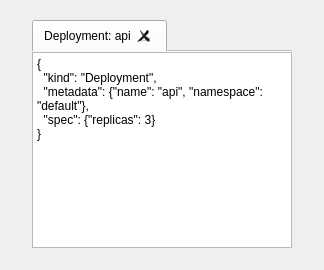
The window that src/kubescope/ui/viewer_page.ui (dcotecnologia/kubescope) describes before a commit, drawn with Qt 5.
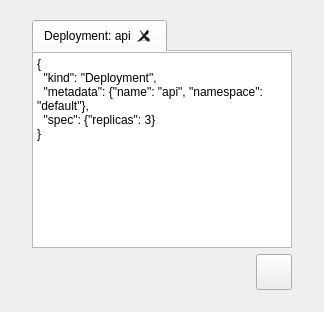
The same window after the commit.

Commit message:
feat(ui): save details and logs, themed icons, shortcuts and a slimmer header
- Save writes the open Details or Logs tab to a file the user picks, from an
  icon button under the tabs.
- The icons of the side menu, the table actions, the refresh buttons and the
  log tab are line icons in the colors of the theme.
- Ctrl+R and F5 press the refresh button of the page on screen.
- The page header loses the RO badge and takes less room, and the tab bar no
  longer draws a white base line.
- The window recolors open JSON and log tabs when the theme changes.

What changed in the file:
```diff
--- a/src/kubescope/ui/viewer_page.ui
+++ b/src/kubescope/ui/viewer_page.ui
@@ -61,6 +61,51 @@
      </widget>
     </widget>
    </item>
+   <item>
+    <layout class="QHBoxLayout" name="viewerFooter">
+     <item>
+      <spacer name="viewerFooterSpacer">
+       <property name="orientation">
+        <enum>Qt::Orientation::Horizontal</enum>
+       </property>
+       <property name="sizeHint" stdset="0">
+        <size>
+         <width>40</width>
+         <height>20</height>
+        </size>
+       </property>
+      </spacer>
+     </item>
+     <item>
+      <widget class="QPushButton" name="saveButton">
+       <property name="minimumSize">
+        <size>
+         <width>36</width>
+         <height>36</height>
+        </size>
+       </property>
+       <property name="maximumSize">
+        <size>
+         <width>36</width>
+         <height>36</height>
+        </size>
+       </property>
+       <property name="toolTip">
+        <string>Save what this tab shows to a file</string>
+       </property>
+       <property name="iconSize">
+        <size>
+         <width>18</width>
+         <height>18</height>
+        </size>
+       </property>
+       <property name="variant" stdset="0">
+        <string notr="true">secondary</string>
+       </property>
+      </widget>
+     </item>
+    </layout>
+   </item>
   </layout>
  </widget>
  <resources />
```
The commit also changes 10 other files.
